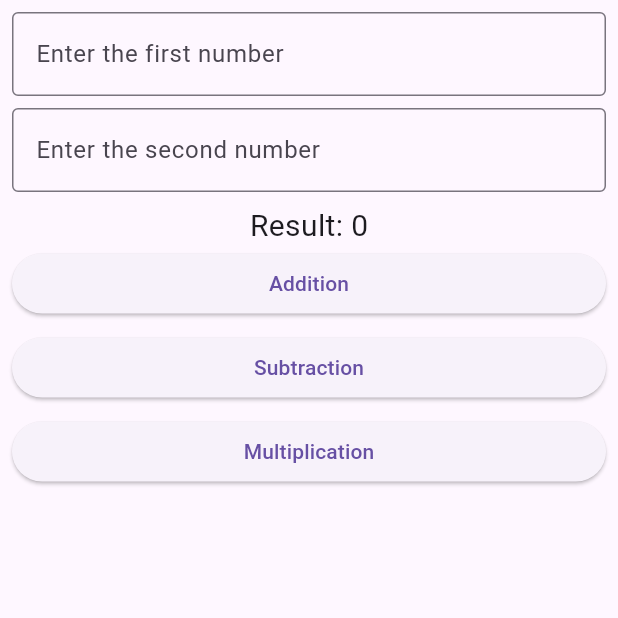
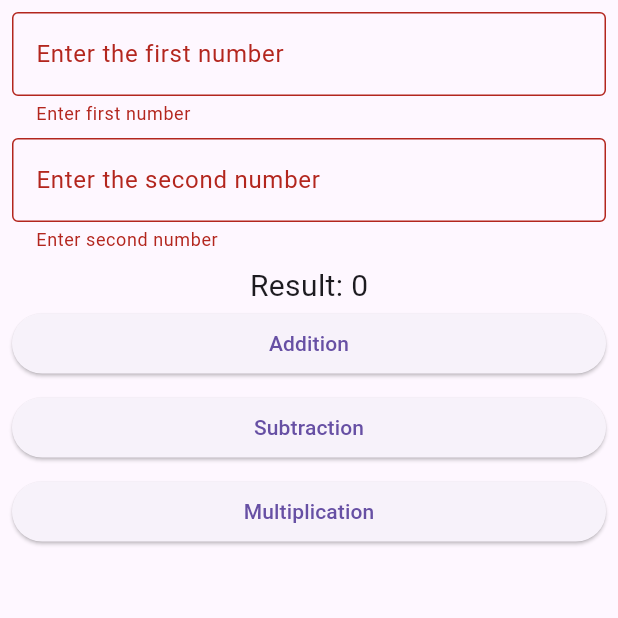
Before and after one commit to Ziroworld/new_project, a Flutter app: the ArithemeticView screen opened directly, after a tap on "Addition", on a phone screen of 412 x 824 dp, the top half of it. Run offline on Flutter 3.47's test engine with Material 3 defaults, Android fonts, the phone set to English and light mode, and no system bars.

Commit message:
adding week three, 3rd class practicess

```diff
--- a/lib/app.dart
+++ b/lib/app.dart
@@ -1,6 +1,7 @@
 import 'package:flutter/material.dart';
-import 'package:new_project/view/add_no._view.dart';
 import 'package:new_project/view/arithemetic_view.dart';
+import 'package:new_project/view/column_view.dart';
+import 'package:new_project/view/rich_text_view.dart';
 
 class App extends StatelessWidget {
   const App({super.key});
@@ -10,7 +11,7 @@ class App extends StatelessWidget {
     return const MaterialApp(
       debugShowCheckedModeBanner: false,
       title: "new project",
-      home: ArithemeticView(),
+      home: ColumnView(),
     );
   }
 }
--- a/lib/view/arithemetic_view.dart
+++ b/lib/view/arithemetic_view.dart
@@ -11,36 +11,48 @@ class _ArithemeticViewState extends State<ArithemeticView> {
   int first = 0;
   int second = 0;
   int result = 0;
+
+  // global key for form state
+  final _formKey = GlobalKey<FormState>();
   @override
   Widget build(BuildContext context) {
     return Scaffold(
       body: SafeArea(
           child: Padding(
         padding: const EdgeInsets.all(8),
+        child: Form(
+          key: _formKey,
           child: Column(
             children: [
-            TextField(
+              TextFormField(
                   onChanged: (value) {
-                first = int.parse(value);
+                    first = int.tryParse(value) ?? 0;
                   },
                   keyboardType: TextInputType.number,
                   decoration: const InputDecoration(
                     border: OutlineInputBorder(),
                     labelText: 'Enter the first number',
                   ),
-            ),
+                  validator: (value) {
+                    if (value!.isEmpty) return 'Enter first number';
+                    return null;
+                  }),
               const SizedBox(
                 height: 8,
               ),
-            TextField(
+              TextFormField(
                 onChanged: (value) {
-                second = int.parse(value);
+                  second = int.tryParse(value) ?? 0;
                 },
                 keyboardType: TextInputType.number,
                 decoration: const InputDecoration(
                   border: OutlineInputBorder(),
                   labelText: 'Enter the second number',
                 ),
+                validator: (value) {
+                  if (value!.isEmpty) return 'Enter second number';
+                  return null;
+                },
               ),
               const SizedBox(
                 height: 8,
@@ -55,9 +67,11 @@ class _ArithemeticViewState extends State<ArithemeticView> {
                 width: double.infinity,
                 child: ElevatedButton(
                   onPressed: () {
+                    if (_formKey.currentState!.validate()) {
                       setState(() {
                         result = first + second;
                       });
+                    }
                   },
                   child: const Text('Addition'),
                 ),
@@ -69,9 +83,11 @@ class _ArithemeticViewState extends State<ArithemeticView> {
                 width: double.infinity,
                 child: ElevatedButton(
                   onPressed: () {
+                    if (_formKey.currentState!.validate()) {
                       setState(() {
                         result = first - second;
                       });
+                    }
                   },
                   child: const Text('Subtraction'),
                 ),
@@ -83,15 +99,18 @@ class _ArithemeticViewState extends State<ArithemeticView> {
                 width: double.infinity,
                 child: ElevatedButton(
                   onPressed: () {
+                    if (_formKey.currentState!.validate()) {
                       setState(() {
                         result = first * second;
                       });
+                    }
                   },
                   child: const Text('Multiplication'),
                 ),
               ),
             ],
           ),
+        ),
       )),
     );
   }
```
Also changed, not shown: lib/view/column_view.dart (added, +36 -0 lines), lib/view/rich_text_view.dart (added, +58 -0 lines), 1 other file. Lines whose indentation alone changed are shown as unchanged.
